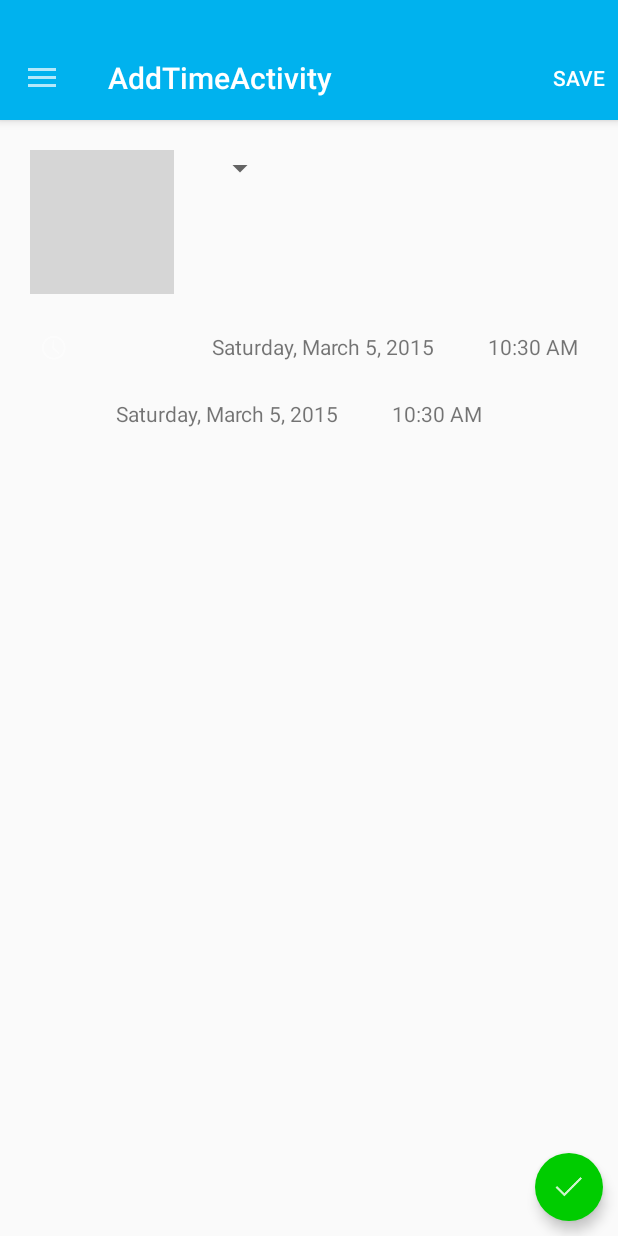
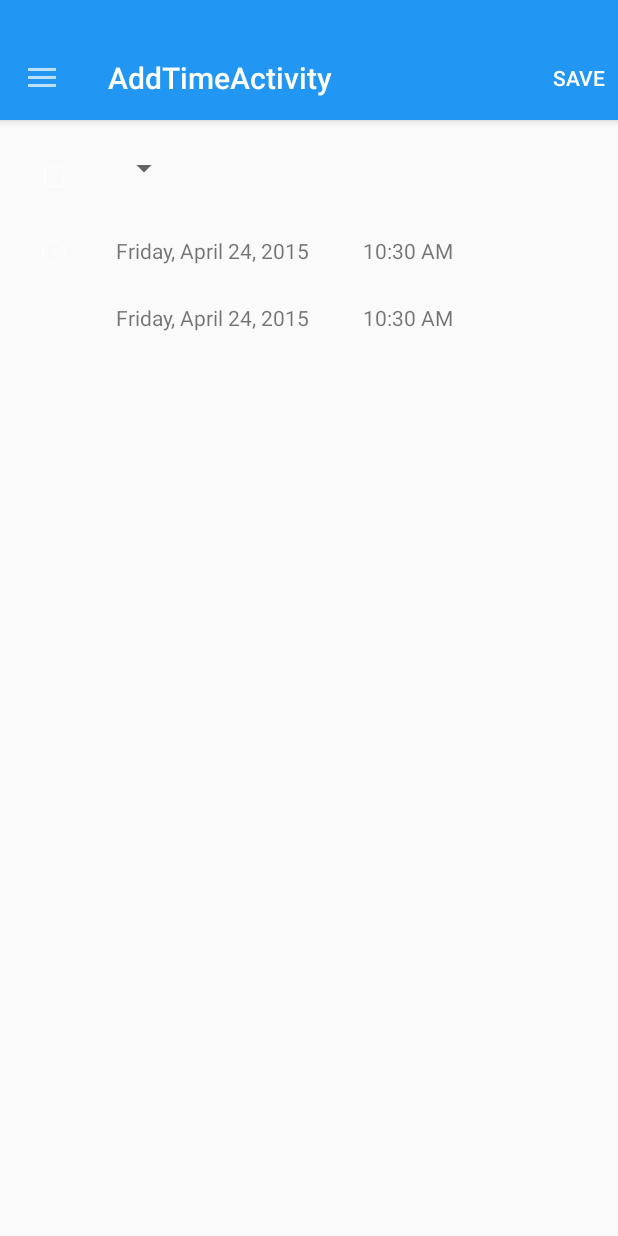
Before and after one commit to nbach/QuickTracker, an Android app: the AddTimeActivity screen opened directly, with no data from a screen before it, on a phone screen of 412 x 824 dp. Run offline under Robolectric (Android 15) with nearby library versions, the phone set to English and light mode, and no system bars; libraries missing offline, so code that uses them is left out: android.support.v7; 2 statements that could not run were skipped; grey boxes are pictures that could not be loaded.

Commit message:
fixed date changing in add time & pushed ic_clipboard_gray

```diff
--- a/mobile/src/main/java/com/android/quicktracker/com/quicktracker/AddTimeActivity.java
+++ b/mobile/src/main/java/com/android/quicktracker/com/quicktracker/AddTimeActivity.java
@@ -50,7 +50,6 @@
     DrawerLayout Drawer;
     ListView mListView;
     ActionBarDrawerToggle mDrawerToggle;
-    ImageButton b1;
     final Calendar userSelection = Calendar.getInstance();
     final Calendar defaultSelection = Calendar.getInstance();
     DatePickerDialog.OnDateSetListener dateStart = new DatePickerDialog.OnDateSetListener() {
@@ -65,9 +64,9 @@
             selectedJob.set_start_month(userSelection.get(Calendar.MONTH));
             selectedJob.set_start_year(userSelection.get(Calendar.YEAR));
             TextView startDate = (TextView) findViewById(R.id.startDateTextView);
-            String dayOfWeek = getDay(userSelection.DAY_OF_WEEK);
-            String month = getMonth(userSelection.MONTH);
-            String startDateString = dayOfWeek + ", " + month + " " + Integer.toString(userSelection.DAY_OF_MONTH) + ", " + Integer.toString(2015);
+            String dayOfWeek = getDay(userSelection.get(Calendar.DAY_OF_WEEK));
+            String month = getMonth(userSelection.get(Calendar.MONTH));
+            String startDateString = dayOfWeek + ", " + month + " " + Integer.toString(userSelection.get(Calendar.DAY_OF_MONTH)) + ", " + Integer.toString(2015);
             startDate.setText(startDateString);
             selectedJob.save();
         }
@@ -85,9 +84,9 @@
             selectedJob.set_end_month(userSelection.get(Calendar.MONTH));
             selectedJob.set_end_year(userSelection.get(Calendar.YEAR));
             TextView endDate = (TextView) findViewById(R.id.endDateTextView);
-            String dayOfWeek = getDay(userSelection.DAY_OF_WEEK);
-            String month = getMonth(userSelection.MONTH);
-            String endDateString = dayOfWeek + ", " + month + " " + Integer.toString(userSelection.DAY_OF_MONTH) + ", " + Integer.toString(2015);
+            String dayOfWeek = getDay(userSelection.get(Calendar.DAY_OF_WEEK));
+            String month = getMonth(userSelection.get(Calendar.MONTH));
+            String endDateString = dayOfWeek + ", " + month + " " + Integer.toString(userSelection.get(Calendar.DAY_OF_MONTH)) + ", " + Integer.toString(2015);
             endDate.setText(endDateString);
             selectedJob.save();
         }
@@ -133,8 +132,6 @@
     protected void onCreate(Bundle savedInstanceState) {
         super.onCreate(savedInstanceState);
         setContentView(R.layout.activity_add_time);
-        b1 = (ImageButton) findViewById(R.id.addTimeButton);
-        b1.setOnClickListener(myhandler1);
         toolbar = (Toolbar) findViewById(R.id.tool_bar);
         setSupportActionBar(toolbar);
         Spinner spinner = (Spinner) findViewById(R.id.spinner);
@@ -170,9 +167,9 @@
         TextView endDate = (TextView) findViewById(R.id.endDateTextView);
         startTime.setText(startTimeString);
         endTime.setText(startTimeString);
-        String dayOfWeek = getDay(Calendar.DAY_OF_WEEK);
-        String month = getMonth(Calendar.MONTH);
-        String startDateString = dayOfWeek + ", " + month + " " + Integer.toString(Calendar.DAY_OF_MONTH) + ", " + Integer.toString(2015);
+        String dayOfWeek = getDay(rightNow.get(Calendar.DAY_OF_WEEK));
+        String month = getMonth(rightNow.get(Calendar.MONTH));
+        String startDateString = dayOfWeek + ", " + month + " " + Integer.toString(rightNow.get(Calendar.DAY_OF_MONTH)) + ", " + Integer.toString(2015);
         startDate.setText(startDateString);
         endDate.setText(startDateString);
 
@@ -233,14 +230,7 @@
         Drawer.setDrawerListener(mDrawerToggle);
         mDrawerToggle.syncState();
     }
-    View.OnClickListener myhandler1 = new View.OnClickListener() {
-        public void onClick(View v) {
-            selectedJob.add_time();
-            selectedJob.save();
-            Intent intent = new Intent(AddTimeActivity.this, CalendarActivity.class);
-            startActivity(intent);
-        }
-    };
+
 
     public void onClickStartTime(View v){
         new TimePickerDialog(AddTimeActivity.this, timeStart, userSelection
--- a/mobile/src/main/res/layout/activity_add_time.xml
+++ b/mobile/src/main/res/layout/activity_add_time.xml
@@ -93,23 +93,6 @@
 
 
 
-
-        <ImageButton
-            android:id="@+id/addTimeButton"
-            style="@style/AppTheme2"
-            android:layout_width="45dp"
-            android:layout_height="45dp"
-            android:layout_marginBottom="10dp"
-            android:layout_marginRight="10dp"
-            android:layout_alignParentBottom="true"
-            android:layout_alignParentRight="true"
-            android:background="@drawable/circle"
-            android:elevation="5dp"
-            android:src="@drawable/ic_check" />
-
-
-
-
     </RelativeLayout>
     <android.support.v7.widget.RecyclerView
         android:id="@+id/RecyclerView"
--- a/mobile/src/main/res/layout/tool_bar.xml
+++ b/mobile/src/main/res/layout/tool_bar.xml
@@ -2,7 +2,7 @@
 <android.support.v7.widget.Toolbar xmlns:android="http://schemas.android.com/apk/res/android"
     android:layout_width="match_parent"
     android:layout_height="wrap_content"
-    android:background="#00B2EE"
+    android:background="#2196F3"
     android:theme="@style/ThemeOverlay.AppCompat.Dark"
     android:paddingTop="24dp"
     android:elevation="4dp"
--- a/mobile/src/main/res/values/color.xml
+++ b/mobile/src/main/res/values/color.xml
@@ -1,5 +1,5 @@
 <?xml version="1.0" encoding="utf-8"?>
 <resources>
-    <color name="ColorPrimary">#00B2EE</color>
-    <color name="ColorPrimaryDark">#E69500</color>
+    <color name="ColorPrimary">#2196F3</color>
+    <color name="ColorPrimaryDark">#1976D2</color>
 </resources>
```
Also changed, not shown: mobile/src/main/res/drawable-hdpi/ic_clipboard_gray.png (added), mobile/src/main/res/drawable-mdpi/ic_clipboard_gray.png (added), mobile/src/main/res/drawable-xhdpi/ic_clipboard_gray.png (added), mobile/src/main/res/drawable-xxhdpi/ic_clipboard_gray.png (added), 2 other files.
